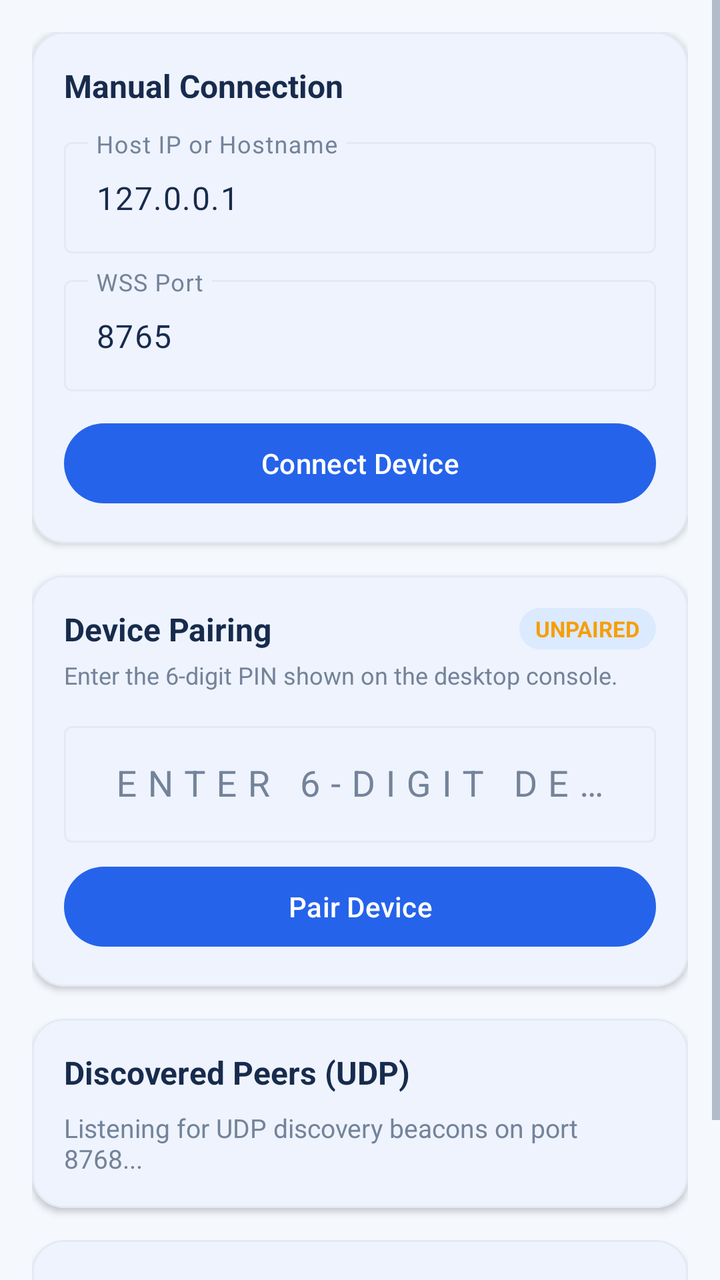
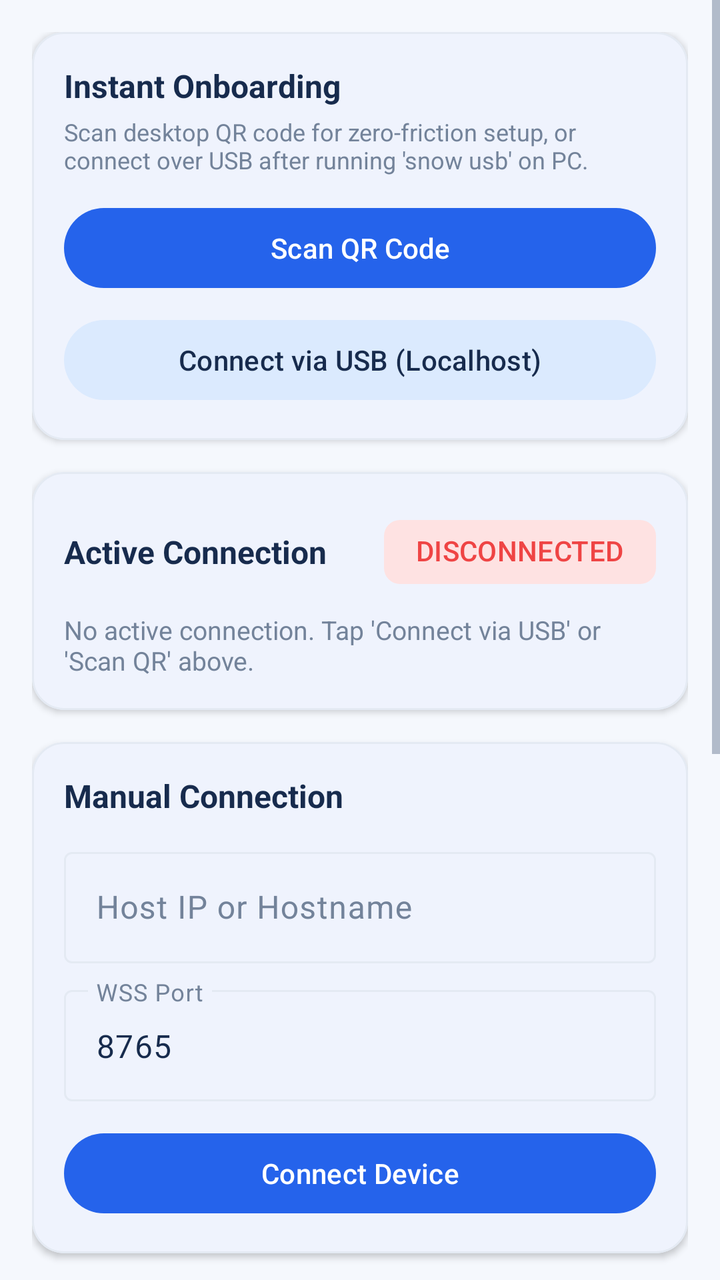

Two renders of the same Android screen: before a commit and after it. Below are the layout's source before the change and the commit's diff.
<!-- AndroidManifest.xml: application theme Theme.SNOW -->
<!-- res/layout/fragment_devices.xml -->
<?xml version="1.0" encoding="utf-8"?>
<ScrollView xmlns:android="http://schemas.android.com/apk/res/android"
    xmlns:app="http://schemas.android.com/apk/res-auto"
    android:layout_width="match_parent"
    android:layout_height="match_parent"
    android:background="@color/app_background"
    android:fillViewport="true">

    <LinearLayout
        android:layout_width="match_parent"
        android:layout_height="wrap_content"
        android:orientation="vertical"
        android:padding="16dp">

        
        <com.google.android.material.card.MaterialCardView
            android:layout_width="match_parent"
            android:layout_height="wrap_content"
            android:layout_marginBottom="16dp"
            app:cardCornerRadius="16dp"
            app:cardElevation="2dp"
            app:cardBackgroundColor="@color/card_surface"
            app:strokeColor="@color/card_border"
            app:strokeWidth="1dp">

            <LinearLayout
                android:layout_width="match_parent"
                android:layout_height="wrap_content"
                android:orientation="vertical"
                android:padding="16dp">

                <TextView
                    android:layout_width="match_parent"
                    android:layout_height="wrap_content"
                    android:textSize="16sp"
                    android:textStyle="bold"
                    android:textColor="@color/primary_text"
                    android:text="@string/title_manual_connect" />

                <com.google.android.material.textfield.TextInputLayout
                    android:id="@+id/til_host_ip"
                    android:layout_width="match_parent"
                    android:layout_height="wrap_content"
                    android:layout_marginTop="12dp"
                    android:hint="Host IP or Hostname"
                    style="@style/Widget.Material3.TextInputLayout.OutlinedBox">

                    <com.google.android.material.textfield.TextInputEditText
                        android:id="@+id/et_host_ip"
                        android:layout_width="match_parent"
                        android:layout_height="wrap_content"
                        android:inputType="textUri"
                        android:maxLines="1"
                        android:text="127.0.0.1" />
                </com.google.android.material.textfield.TextInputLayout>

                <com.google.android.material.textfield.TextInputLayout
                    android:id="@+id/til_port"
                    android:layout_width="match_parent"
                    android:layout_height="wrap_content"
                    android:layout_marginTop="8dp"
                    android:hint="WSS Port"
                    style="@style/Widget.Material3.TextInputLayout.OutlinedBox">

                    <com.google.android.material.textfield.TextInputEditText
                        android:id="@+id/et_port"
                        android:layout_width="match_parent"
                        android:layout_height="wrap_content"
                        android:inputType="number"
                        android:maxLines="1"
                        android:text="8765" />
                </com.google.android.material.textfield.TextInputLayout>

                <LinearLayout
                    android:layout_width="match_parent"
                    android:layout_height="wrap_content"
                    android:layout_marginTop="12dp"
                    android:orientation="horizontal">

                    <com.google.android.material.button.MaterialButton
                        android:id="@+id/btn_connect"
                        android:layout_width="0dp"
                        android:layout_height="wrap_content"
                        android:layout_weight="1"
                        android:text="@string/btn_connect"
                        style="@style/Widget.Material3.Button" />

                    <com.google.android.material.button.MaterialButton
                        android:id="@+id/btn_cancel_connection"
                        android:layout_width="wrap_content"
                        android:layout_height="wrap_content"
                        android:layout_marginStart="8dp"
                        android:visibility="gone"
                        android:text="@string/btn_cancel_connection"
                        style="@style/Widget.Material3.Button.TonalButton" />

                    <com.google.android.material.button.MaterialButton
                        android:id="@+id/btn_disconnect"
                        android:layout_width="wrap_content"
                        android:layout_height="wrap_content"
                        android:layout_marginStart="8dp"
                        android:visibility="gone"
                        android:text="@string/btn_disconnect"
                        style="@style/Widget.Material3.Button.OutlinedButton" />
                </LinearLayout>

            </LinearLayout>
        </com.google.android.material.card.MaterialCardView>

        
        <com.google.android.material.card.MaterialCardView
            android:id="@+id/card_pairing"
            android:layout_width="match_parent"
            android:layout_height="wrap_content"
            android:layout_marginBottom="16dp"
            app:cardCornerRadius="16dp"
            app:cardElevation="2dp"
            app:cardBackgroundColor="@color/card_surface"
            app:strokeColor="@color/card_border"
            app:strokeWidth="1dp">

            <LinearLayout
                android:layout_width="match_parent"
                android:layout_height="wrap_content"
                android:orientation="vertical"
                android:padding="16dp">

                <LinearLayout
                    android:layout_width="match_parent"
                    android:layout_height="wrap_content"
                    android:orientation="horizontal"
                    android:gravity="center_vertical">

                    <TextView
                        android:layout_width="0dp"
                        android:layout_height="wrap_content"
                        android:layout_weight="1"
                        android:textSize="16sp"
                        android:textStyle="bold"
                        android:textColor="@color/primary_text"
                        android:text="@string/title_pairing" />

                    <TextView
                        android:id="@+id/tv_pairing_badge"
                        android:layout_width="wrap_content"
                        android:layout_height="wrap_content"
                        android:paddingHorizontal="8dp"
                        android:paddingVertical="3dp"
                        android:textSize="11sp"
                        android:textStyle="bold"
                        android:textColor="@color/status_connecting"
                        android:background="@drawable/bg_pill_status"
                        android:text="UNPAIRED" />
                </LinearLayout>

                <TextView
                    android:layout_width="match_parent"
                    android:layout_height="wrap_content"
                    android:layout_marginTop="4dp"
                    android:textSize="12sp"
                    android:textColor="@color/secondary_text"
                    android:text="@string/subtitle_pairing" />

                
                <LinearLayout
                    android:id="@+id/layout_pin_input"
                    android:layout_width="match_parent"
                    android:layout_height="wrap_content"
                    android:layout_marginTop="12dp"
                    android:orientation="vertical">

                    <com.google.android.material.textfield.TextInputLayout
                        android:id="@+id/til_pin"
                        android:layout_width="match_parent"
                        android:layout_height="wrap_content"
                        android:hint="@string/label_pin"
                        style="@style/Widget.Material3.TextInputLayout.OutlinedBox">

                        <com.google.android.material.textfield.TextInputEditText
                            android:id="@+id/et_pin"
                            android:layout_width="match_parent"
                            android:layout_height="wrap_content"
                            android:inputType="numberPassword"
                            android:maxLength="6"
                            android:gravity="center"
                            android:letterSpacing="0.3"
                            android:textSize="18sp"
                            android:maxLines="1" />
                    </com.google.android.material.textfield.TextInputLayout>

                    <com.google.android.material.button.MaterialButton
                        android:id="@+id/btn_pair"
                        android:layout_width="match_parent"
                        android:layout_height="wrap_content"
                        android:layout_marginTop="8dp"
                        android:text="@string/btn_pair"
                        style="@style/Widget.Material3.Button" />
                </LinearLayout>

                
                <LinearLayout
                    android:id="@+id/layout_paired_controls"
                    android:layout_width="match_parent"
                    android:layout_height="wrap_content"
                    android:layout_marginTop="12dp"
                    android:visibility="gone"
                    android:orientation="horizontal">

                    <com.google.android.material.button.MaterialButton
                        android:id="@+id/btn_unpair"
                        android:layout_width="0dp"
                        android:layout_height="wrap_content"
                        android:layout_weight="1"
                        android:layout_marginEnd="4dp"
                        android:text="@string/btn_unpair"
                        style="@style/Widget.Material3.Button.OutlinedButton" />

                    <com.google.android.material.button.MaterialButton
                        android:id="@+id/btn_request_pin"
                        android:layout_width="0dp"
                        android:layout_height="wrap_content"
                        android:layout_weight="1"
                        android:layout_marginStart="4dp"
                        android:text="@string/btn_request_pin"
                        style="@style/Widget.Material3.Button.TonalButton" />
                </LinearLayout>

            </LinearLayout>
        </com.google.android.material.card.MaterialCardView>

        
        <com.google.android.material.card.MaterialCardView
            android:layout_width="match_parent"
            android:layout_height="wrap_content"
            android:layout_marginBottom="16dp"
            app:cardCornerRadius="16dp"
            app:cardElevation="2dp"
            app:cardBackgroundColor="@color/card_surface"
            app:strokeColor="@color/card_border"
            app:strokeWidth="1dp">

            <LinearLayout
                android:layout_width="match_parent"
                android:layout_height="wrap_content"
                android:orientation="vertical"
                android:padding="16dp">

                <TextView
                    android:layout_width="match_parent"
                    android:layout_height="wrap_content"
                    android:textSize="16sp"
                    android:textStyle="bold"
                    android:textColor="@color/primary_text"
                    android:text="@string/title_discovered_peers" />

                <LinearLayout
                    android:id="@+id/container_discovered_peers"
                    android:layout_width="match_parent"
                    android:layout_height="wrap_content"
                    android:layout_marginTop="8dp"
                    android:orientation="vertical">

                    <TextView
                        android:id="@+id/tv_empty_discovered"
                        android:layout_width="match_parent"
                        android:layout_height="wrap_content"
                        android:textSize="13sp"
                        android:textColor="@color/secondary_text"
                        android:text="Listening for UDP discovery beacons on port 8768..." />
                </LinearLayout>

            </LinearLayout>
        </com.google.android.material.card.MaterialCardView>

        
        <com.google.android.material.card.MaterialCardView
            android:layout_width="match_parent"
            android:layout_height="wrap_content"
            android:layout_marginBottom="16dp"
            app:cardCornerRadius="16dp"
            app:cardElevation="2dp"
            app:cardBackgroundColor="@color/card_surface"
            app:strokeColor="@color/card_border"
            app:strokeWidth="1dp">

            <LinearLayout
                android:layout_width="match_parent"
                android:layout_height="wrap_content"
                android:orientation="vertical"
                android:padding="16dp">

                <TextView
                    android:layout_width="match_parent"
                    android:layout_height="wrap_content"
                    android:textSize="16sp"
                    android:textStyle="bold"
                    android:textColor="@color/primary_text"
                    android:text="@string/title_saved_devices" />

                <LinearLayout
                    android:id="@+id/container_saved_devices"
                    android:layout_width="match_parent"
                    android:layout_height="wrap_content"
                    android:layout_marginTop="8dp"
                    android:orientation="vertical">

                    <TextView
                        android:id="@+id/tv_empty_saved"
                        android:layout_width="match_parent"
                        android:layout_height="wrap_content"
                        android:textSize="13sp"
                        android:textColor="@color/secondary_text"
                        android:text="No previously paired devices." />
                </LinearLayout>

            </LinearLayout>
        </com.google.android.material.card.MaterialCardView>

    </LinearLayout>
</ScrollView>
<!-- resources referenced by this layout -->
<resources>
  <color name="app_background">#F5F8FD</color>
  <color name="card_border">#E4EAF3</color>
  <color name="card_surface">#FFFFFF</color>
  <color name="primary_text">#172B4D</color>
  <color name="secondary_text">#73839A</color>
  <color name="status_connecting">#F59E0B</color>
  <!-- drawable bg_pill_status (drawable) -->
  <?xml version="1.0" encoding="utf-8"?>
  <shape xmlns:android="http://schemas.android.com/apk/res/android"
      android:shape="rectangle">
      <solid android:color="@color/soft_blue_surface" />
      <corners android:radius="20dp" />
  </shape>
  <string name="btn_cancel_connection">Cancel</string>
  <string name="btn_connect">Connect Device</string>
  <string name="btn_disconnect">Disconnect</string>
  <string name="btn_pair">Pair Device</string>
  <string name="btn_request_pin">Request New PIN</string>
  <string name="btn_unpair">Unpair Device</string>
  <string name="label_pin">ENTER 6-DIGIT DESKTOP PIN</string>
  <string name="subtitle_pairing">Enter the 6-digit PIN shown on the desktop console.</string>
  <string name="title_discovered_peers">Discovered Peers (UDP)</string>
  <string name="title_manual_connect">Manual Connection</string>
  <string name="title_pairing">Device Pairing</string>
  <string name="title_saved_devices">Saved Devices</string>
  <color name="soft_blue_surface">#DBEAFE</color>
  <color name="primary_blue">#2563EB</color>
  <color name="secondary_cyan">#06B6D4</color>
  <color name="input_border">#E2E8F0</color>
  <style name="Widget.SNOW.BottomNavigationView" parent="Widget.Material3.BottomNavigationView">
          <item name="itemIconTint">@color/nav_item_color</item>
          <item name="itemTextColor">@color/nav_item_color</item>
          <item name="itemActiveIndicatorStyle">@style/Widget.SNOW.BottomNavIndicator</item>
      </style>
  <style name="Widget.SNOW.BottomNavIndicator" parent="Widget.Material3.BottomNavigationView.ActiveIndicator">
          <item name="android:color">@color/soft_blue_surface</item>
      </style>
  <!-- unchanged entries left out for length: 1 -->
</resources>

<!-- the commit's change to res/layout/fragment_devices.xml (unified diff, before → after) -->
@@ -35,6 +35,120 @@
                     android:textSize="16sp"
                     android:textStyle="bold"
                     android:textColor="@color/primary_text"
+                    android:text="@string/title_fast_onboarding" />
+
+                <TextView
+                    android:layout_width="match_parent"
+                    android:layout_height="wrap_content"
+                    android:layout_marginTop="4dp"
+                    android:textSize="12sp"
+                    android:textColor="@color/secondary_text"
+                    android:text="@string/desc_fast_onboarding" />
+
+                <LinearLayout
+                    android:layout_width="match_parent"
+                    android:layout_height="wrap_content"
+                    android:layout_marginTop="12dp"
+                    android:orientation="vertical">
+
+                    <com.google.android.material.button.MaterialButton
+                        android:id="@+id/btn_scan_qr"
+                        android:layout_width="match_parent"
+                        android:layout_height="wrap_content"
+                        android:text="@string/btn_scan_qr"
+                        style="@style/Widget.Material3.Button" />
+
+                    <com.google.android.material.button.MaterialButton
+                        android:id="@+id/btn_connect_usb"
+                        android:layout_width="match_parent"
+                        android:layout_height="wrap_content"
+                        android:layout_marginTop="8dp"
+                        android:text="@string/btn_connect_usb"
+                        style="@style/Widget.Material3.Button.TonalButton" />
+                </LinearLayout>
+
+            </LinearLayout>
+        </com.google.android.material.card.MaterialCardView>
+
+        
+        <com.google.android.material.card.MaterialCardView
+            android:id="@+id/card_active_connection"
+            android:layout_width="match_parent"
+            android:layout_height="wrap_content"
+            android:layout_marginBottom="16dp"
+            app:cardCornerRadius="16dp"
+            app:cardElevation="2dp"
+            app:cardBackgroundColor="@color/card_surface"
+            app:strokeColor="@color/card_border"
+            app:strokeWidth="1dp">
+
+            <LinearLayout
+                android:layout_width="match_parent"
+                android:layout_height="wrap_content"
+                android:orientation="vertical"
+                android:padding="16dp">
+
+                <LinearLayout
+                    android:layout_width="match_parent"
+                    android:layout_height="wrap_content"
+                    android:orientation="horizontal"
+                    android:gravity="center_vertical">
+
+                    <TextView
+                        android:layout_width="0dp"
+                        android:layout_height="wrap_content"
+                        android:layout_weight="1"
+                        android:textSize="16sp"
+                        android:textStyle="bold"
+                        android:textColor="@color/primary_text"
+                        android:text="@string/title_active_connection" />
+
+                    <com.google.android.material.chip.Chip
+                        android:id="@+id/chip_active_transport"
+                        android:layout_width="wrap_content"
+                        android:layout_height="wrap_content"
+                        android:text="DISCONNECTED"
+                        android:textColor="@color/status_disconnected"
+                        app:chipBackgroundColor="@color/status_disconnected_soft"
+                        app:chipStrokeWidth="0dp"
+                        style="@style/Widget.Material3.Chip.Assist" />
+                </LinearLayout>
+
+                <TextView
+                    android:id="@+id/tv_active_transport_detail"
+                    android:layout_width="match_parent"
+                    android:layout_height="wrap_content"
+                    android:layout_marginTop="6dp"
+                    android:textSize="13sp"
+                    android:textColor="@color/secondary_text"
+                    android:text="@string/desc_no_active_connection" />
+
+            </LinearLayout>
+        </com.google.android.material.card.MaterialCardView>
+
+        
+        <com.google.android.material.card.MaterialCardView
+            android:layout_width="match_parent"
+            android:layout_height="wrap_content"
+            android:layout_marginBottom="16dp"
+            app:cardCornerRadius="16dp"
+            app:cardElevation="2dp"
+            app:cardBackgroundColor="@color/card_surface"
+            app:strokeColor="@color/card_border"
+            app:strokeWidth="1dp">
+
+            <LinearLayout
+                android:layout_width="match_parent"
+                android:layout_height="wrap_content"
+                android:orientation="vertical"
+                android:padding="16dp">
+
+                <TextView
+                    android:layout_width="match_parent"
+                    android:layout_height="wrap_content"
+                    android:textSize="16sp"
+                    android:textStyle="bold"
+                    android:textColor="@color/primary_text"
                     android:text="@string/title_manual_connect" />
 
                 <com.google.android.material.textfield.TextInputLayout
@@ -50,8 +164,7 @@
                         android:layout_width="match_parent"
                         android:layout_height="wrap_content"
                         android:inputType="textUri"
-                        android:maxLines="1"
-                        android:text="127.0.0.1" />
+                        android:maxLines="1" />
                 </com.google.android.material.textfield.TextInputLayout>
 
                 <com.google.android.material.textfield.TextInputLayout
<!-- resource entries referenced after the edit -->
@@ -6,6 +6,8 @@
   <color name="primary_text">#172B4D</color>
   <color name="secondary_text">#73839A</color>
   <color name="status_connecting">#F59E0B</color>
+  <color name="status_disconnected">#EF4444</color>
+  <color name="status_disconnected_soft">#FEE2E2</color>
   <!-- drawable bg_pill_status (drawable) -->
   <?xml version="1.0" encoding="utf-8"?>
   <shape xmlns:android="http://schemas.android.com/apk/res/android"
@@ -15,13 +17,19 @@
   </shape>
   <string name="btn_cancel_connection">Cancel</string>
   <string name="btn_connect">Connect Device</string>
+  <string name="btn_connect_usb">Connect via USB (Localhost)</string>
   <string name="btn_disconnect">Disconnect</string>
   <string name="btn_pair">Pair Device</string>
   <string name="btn_request_pin">Request New PIN</string>
+  <string name="btn_scan_qr">Scan QR Code</string>
   <string name="btn_unpair">Unpair Device</string>
+  <string name="desc_fast_onboarding">Scan desktop QR code for zero-friction setup, or connect over USB after running \'snow usb\' on PC.</string>
+  <string name="desc_no_active_connection">No active connection. Tap \'Connect via USB\' or \'Scan QR\' above.</string>
   <string name="label_pin">ENTER 6-DIGIT DESKTOP PIN</string>
   <string name="subtitle_pairing">Enter the 6-digit PIN shown on the desktop console.</string>
+  <string name="title_active_connection">Active Connection</string>
   <string name="title_discovered_peers">Discovered Peers (UDP)</string>
+  <string name="title_fast_onboarding">Instant Onboarding</string>
   <string name="title_manual_connect">Manual Connection</string>
   <string name="title_pairing">Device Pairing</string>
   <string name="title_saved_devices">Saved Devices</string>
